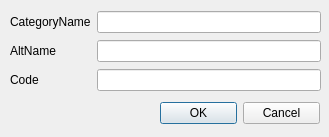
pgulyaev88/elpos.manager, file categorieschangedialog.ui: the form before one commit.
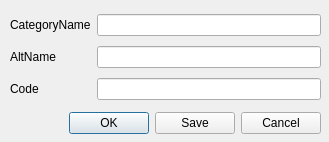
The form after the commit.

Diff of the .ui file:
```diff
--- a/categorieschangedialog.ui
+++ b/categorieschangedialog.ui
@@ -7,7 +7,7 @@
     <x>0</x>
     <y>0</y>
     <width>329</width>
-    <height>137</height>
+    <height>142</height>
    </rect>
   </property>
   <property name="windowTitle">
@@ -19,15 +19,16 @@
      <x>10</x>
      <y>10</y>
      <width>311</width>
-     <height>82</height>
+     <height>94</height>
     </rect>
    </property>
    <layout class="QGridLayout" name="gridLayout">
     <item row="0" column="1">
-     <widget class="QLineEdit" name="categoriesNameLineEdit"/>
-    </item>
-    <item row="2" column="1">
-     <widget class="QLineEdit" name="categoriesCodeLineEdit"/>
+     <widget class="QLineEdit" name="categoriesNameLineEdit">
+      <property name="text">
+       <string/>
+      </property>
+     </widget>
     </item>
     <item row="0" column="0">
      <widget class="QLabel" name="categoriesNameLabel">
@@ -53,19 +54,38 @@
       </property>
      </widget>
     </item>
+    <item row="2" column="1">
+     <widget class="QLineEdit" name="categoriesCodeLineEdit">
+      <property name="inputMethodHints">
+       <set>Qt::ImhDigitsOnly</set>
+      </property>
+      <property name="inputMask">
+       <string>999999; </string>
+      </property>
+      <property name="maxLength">
+       <number>6</number>
+      </property>
+      <property name="cursorPosition">
+       <number>6</number>
+      </property>
+      <property name="alignment">
+       <set>Qt::AlignBottom|Qt::AlignLeading|Qt::AlignLeft</set>
+      </property>
+     </widget>
+    </item>
    </layout>
   </widget>
   <widget class="QDialogButtonBox" name="categoriesButtonBox">
    <property name="geometry">
     <rect>
-     <x>160</x>
-     <y>100</y>
-     <width>160</width>
+     <x>60</x>
+     <y>110</y>
+     <width>261</width>
      <height>26</height>
     </rect>
    </property>
    <property name="standardButtons">
-    <set>QDialogButtonBox::Cancel|QDialogButtonBox::Ok</set>
+    <set>QDialogButtonBox::Cancel|QDialogButtonBox::Ok|QDialogButtonBox::Save</set>
    </property>
   </widget>
  </widget>
```
Left out of the diff: 19 changed lines with no effect on the pictures.
